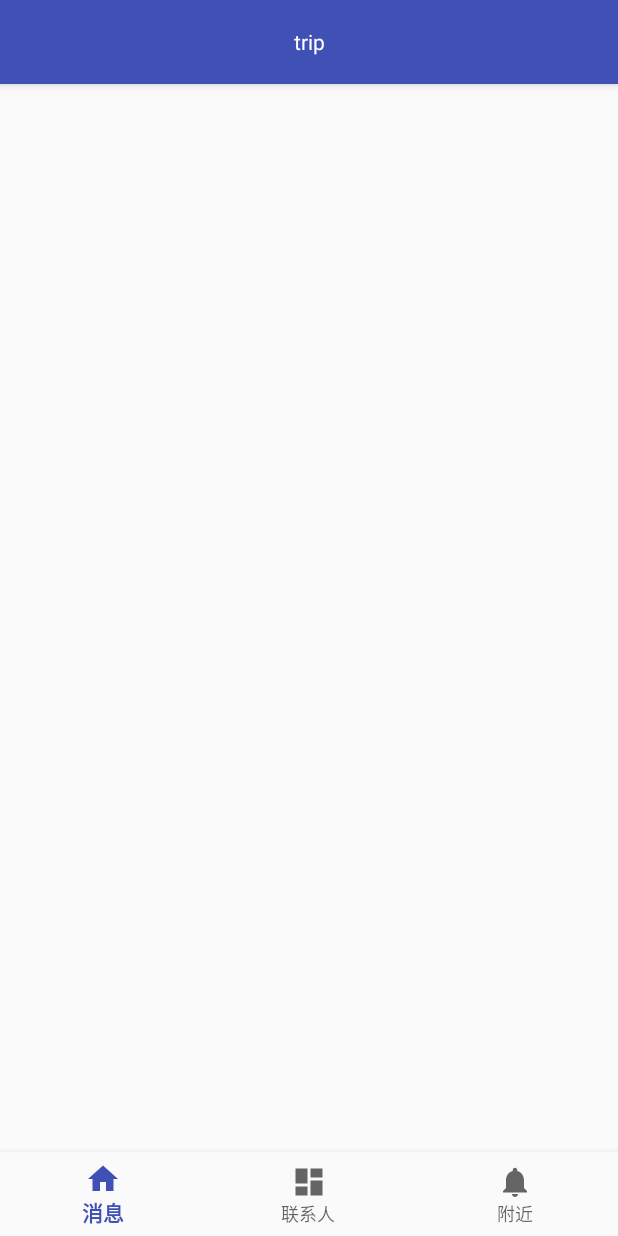
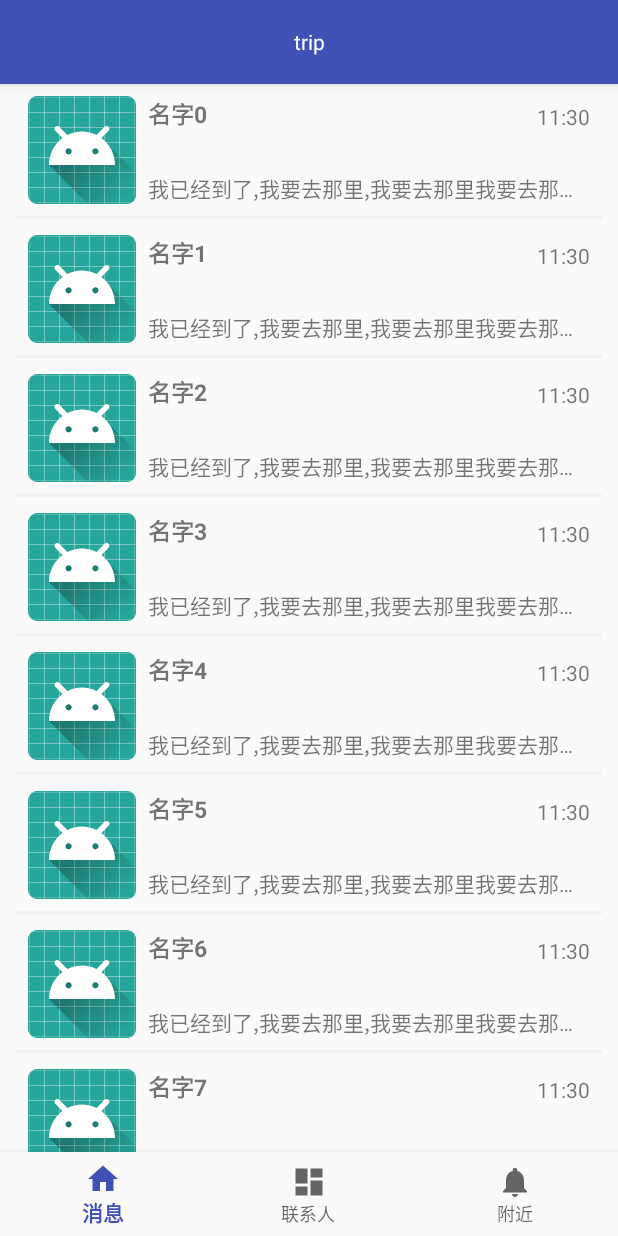
Before and after one commit to lianrenxingyu/Trip, an Android app: the screen it shows after launch (MainActivity), on a phone screen of 412 x 824 dp. Run offline under Robolectric (Android 15) with nearby library versions, the phone set to English and light mode, and no system bars.

Commit message:
消息界面news界面基本完成

```diff
--- a/app/src/main/AndroidManifest.xml
+++ b/app/src/main/AndroidManifest.xml
@@ -16,6 +16,7 @@
                 <category android:name="android.intent.category.LAUNCHER" />
             </intent-filter>
         </activity>
+        <activity android:name=".ui.ChatActivity" />
     </application>
 
 </manifest>
--- /dev/null
+++ b/app/src/main/java/com/chenggong/trip/adapter/NewsAdapter.java
@@ -0,0 +1,103 @@
+package com.chenggong.trip.adapter;
+
+import android.content.Context;
+import android.support.constraint.ConstraintLayout;
+import android.support.v7.widget.RecyclerView;
+import android.text.Layout;
+import android.view.LayoutInflater;
+import android.view.View;
+import android.view.ViewGroup;
+import android.widget.ImageView;
+import android.widget.TextView;
+
+import com.chenggong.trip.R;
+import com.chenggong.trip.bean.News;
+import com.chenggong.trip.ui.ChatActivity;
+
+import java.util.List;
+
+/**
+ * Created by chenggong on 18-5-1.
+ *
+ * @author chenggong
+ */
+
+public class NewsAdapter extends RecyclerView.Adapter<NewsAdapter.ViewHolder> {
+
+    private static final String TAG = "NewsAdapter";
+
+    private List<News> newsList;
+    private Context context;
+
+    private OnItemClickListener itemClickListener;
+
+    public NewsAdapter(Context context, List<News> newsList) {
+        this.context = context;
+        this.newsList = newsList;
+    }
+
+    @Override
+    public NewsAdapter.ViewHolder onCreateViewHolder(ViewGroup parent, int viewType) {
+        View view = LayoutInflater.from(parent.getContext()).inflate(R.layout.news_item, parent, false);
+        ViewHolder holder = new ViewHolder(view);
+        return holder;
+    }
+
+    @Override
+    public void onBindViewHolder(NewsAdapter.ViewHolder holder, int position) {
+        News news = newsList.get(position);
+        holder.tv_name.setText(news.getName());
+        holder.tv_brief_msg.setText(news.getBrief_msg());
+        holder.tv_time.setText(news.getTime());
+
+        //图片设置存在问题
+        holder.iv_head_image.setImageResource(R.mipmap.ic_launcher_round);
+        holder.news_item_layout.setOnClickListener(new View.OnClickListener() {
+            @Override
+            public void onClick(View v) {
+                //todo : 打开对话界面
+                ChatActivity.start(context);
+            }
+        });
+    }
+
+    @Override
+    public int getItemCount() {
+        return newsList.size();
+    }
+
+    @Override
+    public int getItemViewType(int position) {
+        return super.getItemViewType(position);
+    }
+
+    static class ViewHolder extends RecyclerView.ViewHolder {
+
+        View view;
+        ConstraintLayout news_item_layout;
+        ImageView iv_head_image;
+        TextView tv_name;
+        TextView tv_brief_msg;
+        TextView tv_time;
+
+        public ViewHolder(View itemView) {
+            super(itemView);
+            view = itemView;
+            news_item_layout = itemView.findViewById(R.id.news_item_layout);
+            iv_head_image = itemView.findViewById(R.id.iv_head_image);
+            tv_name = itemView.findViewById(R.id.tv_name);
+            tv_brief_msg = itemView.findViewById(R.id.tv_brief_msg);
+            tv_time = itemView.findViewById(R.id.tv_time);
+        }
+    }
+
+    public interface OnItemClickListener {
+        void onClick(int position);
+
+        void onLongClick(int position);
+    }
+
+    public void setOnItemClickListener(OnItemClickListener itemClickListener) {
+        this.itemClickListener = itemClickListener;
+    }
+}
--- /dev/null
+++ b/app/src/main/java/com/chenggong/trip/bean/News.java
@@ -0,0 +1,59 @@
+package com.chenggong.trip.bean;
+
+/**
+ * Created by chenggong on 18-5-1.
+ *
+ * @author chenggong
+ */
+
+public class News {
+    private String name;
+    private String brief_msg;
+    private String time;
+    private String imagePath;
+
+    public News(){}
+    public News(String name, String brief_msg, String time, String imagePath) {
+        this.name = name;
+        this.brief_msg = brief_msg;
+        this.time = time;
+        this.imagePath = imagePath;
+    }
+
+    public String getName() {
+        return name;
+    }
+
+    public void setName(String name) {
+        this.name = name;
+    }
+
+    public String getBrief_msg() {
+        return brief_msg;
+    }
+
+    public void setBrief_msg(String brief_msg) {
+        this.brief_msg = brief_msg;
+    }
+
+    public String getTime() {
+        return time;
+    }
+
+    public void setTime(String time) {
+        this.time = time;
+    }
+
+    public String getImagePath() {
+        return imagePath;
+    }
+
+    public void setImagePath(String imagePath) {
+        this.imagePath = imagePath;
+    }
+
+    @Override
+    public String toString() {
+        return "name: "+name+" brief_msg: "+brief_msg+" time: "+time+" imagePath: "+imagePath;
+    }
+}
--- /dev/null
+++ b/app/src/main/java/com/chenggong/trip/ui/ChatActivity.java
@@ -0,0 +1,24 @@
+package com.chenggong.trip.ui;
+
+import android.content.Context;
+import android.content.Intent;
+import android.os.Bundle;
+
+import com.chenggong.trip.R;
+
+/**
+ * @author chenggong
+ */
+public class ChatActivity extends BaseActivity {
+
+    @Override
+    protected void onCreate(Bundle savedInstanceState) {
+        super.onCreate(savedInstanceState);
+        setContentView(R.layout.activity_chat);
+    }
+
+    public static void start(Context context) {
+        Intent intent = new Intent(context, ChatActivity.class);
+        context.startActivity(intent);
+    }
+}
--- a/app/src/main/java/com/chenggong/trip/ui/MainActivity.java
+++ b/app/src/main/java/com/chenggong/trip/ui/MainActivity.java
@@ -1,15 +1,32 @@
 package com.chenggong.trip.ui;
 
 import android.os.Bundle;
+import android.support.v4.app.Fragment;
+import android.support.v4.app.FragmentManager;
+import android.support.v4.app.FragmentTransaction;
 
 import com.chenggong.trip.R;
-
+/**
+ * @author chenggong
+ */
 public class MainActivity extends BaseActivity {
 
     @Override
     protected void onCreate(Bundle savedInstanceState) {
         super.onCreate(savedInstanceState);
         setContentView(R.layout.activity_main);
+        Fragment newsFragment = new NewsFragment();
+        changeFragment(newsFragment);
+    }
+
+    /**
+     * 切换首页的fragment
+     */
+    private void changeFragment(Fragment fragment){
+        FragmentManager manager = getSupportFragmentManager();
+        FragmentTransaction transaction = manager.beginTransaction();
+        transaction.replace(R.id.fragment_container, fragment);
+        transaction.commit();
     }
 
 }
--- a/app/src/main/java/com/chenggong/trip/ui/NewsFragment.java
+++ b/app/src/main/java/com/chenggong/trip/ui/NewsFragment.java
@@ -3,12 +3,26 @@ package com.chenggong.trip.ui;
 import android.content.Context;
 import android.net.Uri;
 import android.os.Bundle;
+import android.support.annotation.Nullable;
 import android.support.v4.app.Fragment;
+import android.support.v4.widget.SwipeRefreshLayout;
+import android.support.v7.widget.LinearLayoutManager;
+import android.support.v7.widget.RecyclerView;
 import android.view.LayoutInflater;
 import android.view.View;
 import android.view.ViewGroup;
 
 import com.chenggong.trip.R;
+import com.chenggong.trip.adapter.NewsAdapter;
+import com.chenggong.trip.bean.News;
+
+import java.util.ArrayList;
+import java.util.List;
+
+/**
+ * @author chenggong
+ */
+
 
 /**
  * A simple {@link Fragment} subclass.
@@ -19,16 +33,13 @@ import com.chenggong.trip.R;
  * create an instance of this fragment.
  */
 public class NewsFragment extends Fragment {
-    // TODO: Rename parameter arguments, choose names that match
-    // the fragment initialization parameters, e.g. ARG_ITEM_NUMBER
-    private static final String ARG_PARAM1 = "param1";
-    private static final String ARG_PARAM2 = "param2";
-
-    // TODO: Rename and change types of parameters
-    private String mParam1;
-    private String mParam2;
 
     private OnFragmentInteractionListener mListener;
+    private SwipeRefreshLayout news_refreshLayout;
+    private RecyclerView recycler_news;
+
+    private List<News> newsList;
+    private NewsAdapter adapter;
 
     public NewsFragment() {
         // Required empty public constructor
@@ -37,35 +48,48 @@ public class NewsFragment extends Fragment {
     /**
      * Use this factory method to create a new instance of
      * this fragment using the provided parameters.
-     *
-     * @param param1 Parameter 1.
-     * @param param2 Parameter 2.
      * @return A new instance of fragment NewsFragment.
      */
-    // TODO: Rename and change types and number of parameters
-    public static NewsFragment newInstance(String param1, String param2) {
-        NewsFragment fragment = new NewsFragment();
-        Bundle args = new Bundle();
-        args.putString(ARG_PARAM1, param1);
-        args.putString(ARG_PARAM2, param2);
-        fragment.setArguments(args);
-        return fragment;
+    public static NewsFragment newInstance() {
+        return new NewsFragment();
     }
 
     @Override
     public void onCreate(Bundle savedInstanceState) {
         super.onCreate(savedInstanceState);
-        if (getArguments() != null) {
-            mParam1 = getArguments().getString(ARG_PARAM1);
-            mParam2 = getArguments().getString(ARG_PARAM2);
-        }
     }
 
+    /**
+     * Inflate the layout for this fragment
+     * @param savedInstanceState
+     */
     @Override
     public View onCreateView(LayoutInflater inflater, ViewGroup container,
                              Bundle savedInstanceState) {
-        // Inflate the layout for this fragment
-        return inflater.inflate(R.layout.fragment_news, container, false);
+
+        View view = inflater.inflate(R.layout.fragment_news, container, false);
+        news_refreshLayout = view.findViewById(R.id.news_refreshLayout);
+        recycler_news = view.findViewById(R.id.recycler_news);
+
+        newsList = new ArrayList<>();
+        initData();
+
+        LinearLayoutManager layoutManager = new LinearLayoutManager(getContext());
+        recycler_news.setLayoutManager(layoutManager);
+        recycler_news.addItemDecoration(new SpaceItemDecoration(4,16,16));
+        adapter = new NewsAdapter(getContext(), newsList);
+        recycler_news.setAdapter(adapter);
+        return view;
+    }
+
+    public void initData(){
+//        News news = new News("名字","我已经到了,我要去那里,我要去那里我要去那里","11:30","imagePath");
+        for(int i = 0;i<15;i++){
+            News news ;
+            news = new News("名字","我已经到了,我要去那里,我要去那里我要去那里,aaa","11:30","imagePath");
+            news.setName("名字"+String.valueOf(i));
+            newsList.add(news);
+        }
     }
 
     // TODO: Rename method, update argument and hook method into UI event
@@ -78,12 +102,21 @@ public class NewsFragment extends Fragment {
     @Override
     public void onAttach(Context context) {
         super.onAttach(context);
-        if (context instanceof OnFragmentInteractionListener) {
-            mListener = (OnFragmentInteractionListener) context;
-        } else {
-            throw new RuntimeException(context.toString()
-                    + " must implement OnFragmentInteractionListener");
-        }
+//        if (context instanceof OnFragmentInteractionListener) {
+//            mListener = (OnFragmentInteractionListener) context;
+//        } else {
+//            throw new RuntimeException(context.toString()
+//                    + " must implement OnFragmentInteractionListener");
+//        }
+    }
+
+    /**
+     * Activity中onCreate方法完成,fragment可以与Activity中的控件交互
+     * @param savedInstanceState
+     */
+    @Override
+    public void onActivityCreated(@Nullable Bundle savedInstanceState) {
+        super.onActivityCreated(savedInstanceState);
     }
 
     @Override
@@ -93,14 +126,11 @@ public class NewsFragment extends Fragment {
     }
 
     /**
+     * 和Activity的交互接口
      * This interface must be implemented by activities that contain this
      * fragment to allow an interaction in this fragment to be communicated
      * to the activity and potentially other fragments contained in that
      * activity.
-     * <p>
-     * See the Android Training lesson <a href=
-     * "http://developer.android.com/training/basics/fragments/communicating.html"
-     * >Communicating with Other Fragments</a> for more information.
      */
     public interface OnFragmentInteractionListener {
         // TODO: Update argument type and name
--- /dev/null
+++ b/app/src/main/java/com/chenggong/trip/ui/SpaceItemDecoration.java
@@ -0,0 +1,46 @@
+package com.chenggong.trip.ui;
+
+import android.graphics.Rect;
+import android.support.v7.widget.RecyclerView;
+import android.view.View;
+
+/**
+ * Created by chenggong on 18-5-1.
+ *
+ * @author chenggong
+ */
+
+public class SpaceItemDecoration extends RecyclerView.ItemDecoration {
+
+    private int bottom;
+    private int right;
+    private int left;
+    private int top;
+
+    public SpaceItemDecoration(int bottom) {
+        this(bottom, 0, 0, 0);
+    }
+
+
+    public SpaceItemDecoration(int bottom, int right, int left) {
+        this(bottom, right, left, 0);
+    }
+
+    public SpaceItemDecoration(int bottom, int right, int left, int top) {
+        this.bottom = bottom;
+        this.right = right;
+        this.left = left;
+        this.top = top;
+    }
+    @Override
+    public void getItemOffsets(Rect outRect, View view, RecyclerView parent, RecyclerView.State state) {
+        super.getItemOffsets(outRect, view, parent, state);
+        outRect.bottom = bottom;
+        outRect.right = right;
+        outRect.left = left;
+        if (parent.getChildAdapterPosition(view) == 0) {
+//            outRect.top = bottom;
+
+        }
+    }
+}
--- /dev/null
+++ b/app/src/main/res/layout/activity_chat.xml
@@ -0,0 +1,16 @@
+<?xml version="1.0" encoding="utf-8"?>
+<RelativeLayout xmlns:android="http://schemas.android.com/apk/res/android"
+    xmlns:tools="http://schemas.android.com/tools"
+    android:layout_width="match_parent"
+    android:layout_height="match_parent"
+    tools:context="com.chenggong.trip.ui.ChatActivity">
+
+    <include layout="@layout/toolbar_layout" />
+
+    <android.support.v7.widget.RecyclerView
+        android:layout_width="match_parent"
+        android:layout_height="wrap_content" />
+
+    <!--todo:文本输入,发送-->
+
+</RelativeLayout>
--- a/app/src/main/res/layout/activity_main.xml
+++ b/app/src/main/res/layout/activity_main.xml
@@ -12,26 +12,21 @@
         android:layout_width="match_parent"
         android:layout_height="match_parent">
 
-        <include layout="@layout/toolbar_layout" />
+        <include
+            android:id="@+id/temp_id_toolbar"
+            layout="@layout/toolbar_layout" />
 
-        <!--下拉刷新-->
-        <android.support.v4.widget.SwipeRefreshLayout
+
+        <!--fragment容器布局-->
+        <FrameLayout
+            android:id="@+id/fragment_container"
             android:layout_width="match_parent"
-            android:layout_height="match_parent">
-
-            <!--<fragment-->
-            <!--tools:layout = "@layout/fragment_news"-->
-            <!--android:id="@+id/main_fragment"-->
-            <!--android:name="com.chenggong.trip.ui.NewsFragment"-->
-            <!--android:layout_width="match_parent"-->
-            <!--android:layout_height="match_parent" />-->
-            <FrameLayout
-                android:layout_width="match_parent"
-                android:layout_height="wrap_content"></FrameLayout>
-        </android.support.v4.widget.SwipeRefreshLayout>
+            android:layout_height="match_parent"
+            android:layout_above="@id/bottom_navigation"
+            android:layout_below="@id/temp_id_toolbar" />
 
         <android.support.design.widget.BottomNavigationView
-            android:id="@+id/navigation"
+            android:id="@+id/bottom_navigation"
             android:layout_width="match_parent"
             android:layout_height="wrap_content"
             android:layout_alignParentBottom="true"
@@ -46,8 +41,9 @@
     <android.support.design.widget.NavigationView
         android:id="@+id/drawer_navigation_view"
         android:layout_width="wrap_content"
-        android:layout_height="wrap_content"
+        android:layout_height="match_parent"
         android:layout_gravity="start"
+        android:background="@drawable/background"
         android:fitsSystemWindows="true"
         app:headerLayout="@layout/header_layout"
         app:menu="@menu/navigation" />
--- a/app/src/main/res/layout/fragment_news.xml
+++ b/app/src/main/res/layout/fragment_news.xml
@@ -3,11 +3,16 @@
     android:layout_width="match_parent"
     android:layout_height="match_parent"
     tools:context="com.chenggong.trip.ui.NewsFragment">
+    <!--下拉刷新-->
+    <android.support.v4.widget.SwipeRefreshLayout
+        android:id="@+id/news_refreshLayout"
+        android:layout_width="match_parent"
+        android:layout_height="match_parent">
 
-    <!-- TODO: Update blank fragment layout -->
-    <TextView
-        android:layout_width="match_parent"
-        android:layout_height="match_parent"
-        android:text="@string/hello_blank_fragment" />
+        <android.support.v7.widget.RecyclerView
+            android:id="@+id/recycler_news"
+            android:layout_width="match_parent"
+            android:layout_height="wrap_content" />
+    </android.support.v4.widget.SwipeRefreshLayout>
 
 </FrameLayout>
--- a/app/src/main/res/layout/header_layout.xml
+++ b/app/src/main/res/layout/header_layout.xml
@@ -2,7 +2,6 @@
 <android.support.constraint.ConstraintLayout xmlns:android="http://schemas.android.com/apk/res/android"
     xmlns:app="http://schemas.android.com/apk/res-auto"
     android:layout_width="match_parent"
-    android:background="@drawable/background"
     android:padding="15dp"
     android:layout_height="match_parent">
 
--- /dev/null
+++ b/app/src/main/res/layout/news_item.xml
@@ -0,0 +1,64 @@
+<?xml version="1.0" encoding="utf-8"?>
+<android.support.constraint.ConstraintLayout xmlns:android="http://schemas.android.com/apk/res/android"
+    xmlns:app="http://schemas.android.com/apk/res-auto"
+    android:id="@+id/news_item_layout"
+    android:layout_width="match_parent"
+    android:layout_height="wrap_content"
+    android:elevation="4dp">
+
+    <ImageView
+        android:id="@+id/iv_head_image"
+        android:layout_width="wrap_content"
+        android:layout_height="wrap_content"
+        android:layout_marginLeft="8dp"
+        android:layout_marginStart="8dp"
+        android:layout_marginTop="8dp"
+        app:layout_constraintStart_toStartOf="parent"
+        app:layout_constraintTop_toTopOf="parent"
+        app:srcCompat="@mipmap/ic_launcher_round" />
+
+    <TextView
+        android:id="@+id/tv_name"
+        android:layout_width="wrap_content"
+        android:layout_height="wrap_content"
+        android:layout_marginStart="8dp"
+        android:layout_marginTop="8dp"
+        android:text="TextView"
+        android:textSize="15sp"
+        android:textStyle="bold"
+        app:layout_constraintStart_toEndOf="@+id/iv_head_image"
+        app:layout_constraintTop_toTopOf="parent"
+        android:layout_marginLeft="8dp" />
+
+    <TextView
+        android:id="@+id/tv_brief_msg"
+        android:layout_width="0dp"
+        android:layout_height="wrap_content"
+        android:text="TextView"
+        android:maxLines="1"
+        android:singleLine="true"
+        android:ellipsize="end"
+        android:layout_marginEnd="16dp"
+        app:layout_constraintEnd_toEndOf="parent"
+        app:layout_constraintBottom_toBottomOf="@+id/iv_head_image"
+        app:layout_constraintStart_toStartOf="@+id/tv_name"
+        android:layout_marginRight="16dp" />
+
+    <TextView
+        android:id="@+id/tv_time"
+        android:layout_width="wrap_content"
+        android:layout_height="wrap_content"
+        android:layout_marginEnd="8dp"
+        android:layout_marginRight="8dp"
+        android:text="TextView"
+        app:layout_constraintBottom_toBottomOf="@+id/tv_name"
+        app:layout_constraintEnd_toEndOf="parent" />
+
+    <View
+        android:layout_width="match_parent"
+        android:layout_height="2dp"
+        android:layout_marginTop="8dp"
+        android:background="@color/veryLightGray"
+        app:layout_constraintTop_toBottomOf="@+id/iv_head_image" />
+
+</android.support.constraint.ConstraintLayout>
--- a/app/src/main/res/values/colors.xml
+++ b/app/src/main/res/values/colors.xml
@@ -3,4 +3,7 @@
     <color name="colorPrimary">#3F51B5</color>
     <color name="colorPrimaryDark">#303F9F</color>
     <color name="colorAccent">#FF4081</color>
+    <color name="lightGray" >#CDCDC1</color>
+    <color name="veryLightGray" >#F2F2F2</color>
+
 </resources>
```
Also changed, not shown: 1 other file.
